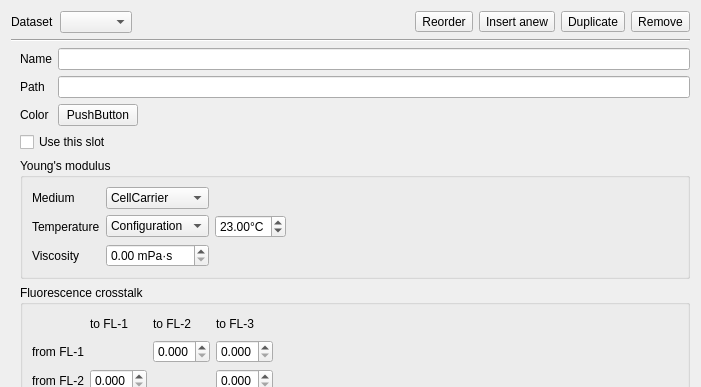
This is shapeout2/gui/analysis/ana_slot.ui in ZELLMECHANIK-DRESDEN/ShapeOut2 as Qt 5 draws it before an edit; both pictures show x 0 to 701 and y 0 to 387 of the 701 by 676 pixel window. The edited form follows.
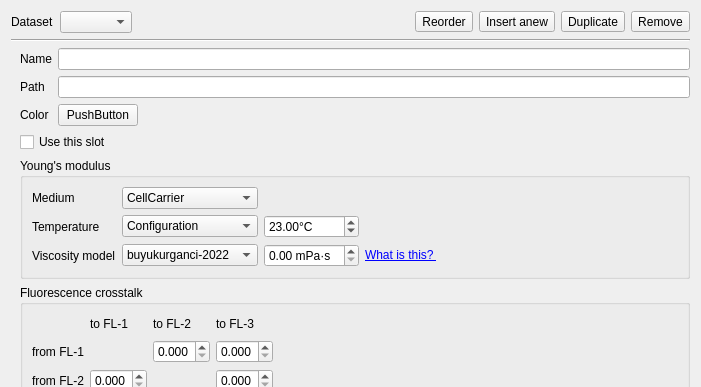
This is the edited form. Icons and pictures are not drawn. Custom widgets are drawn as their Qt base class.

Commit message: feat: support new viscosity model buyukurganci-2022 (#136)

What changed in the file:
```diff
--- a/shapeout2/gui/analysis/ana_slot.ui
+++ b/shapeout2/gui/analysis/ana_slot.ui
@@ -194,11 +194,31 @@
         <string>Young's modulus</string>
        </property>
        <layout class="QGridLayout" name="gridLayout_2">
-        <item row="1" column="1">
-         <widget class="QComboBox" name="comboBox_temp">
+        <item row="1" column="5">
+         <spacer name="horizontalSpacer_3">
+          <property name="orientation">
+           <enum>Qt::Horizontal</enum>
+          </property>
+          <property name="sizeHint" stdset="0">
+           <size>
+            <width>0</width>
+            <height>20</height>
+           </size>
+          </property>
+         </spacer>
+        </item>
+        <item row="0" column="0">
+         <widget class="QLabel" name="label_6">
+          <property name="text">
+           <string>Medium</string>
+          </property>
+         </widget>
+        </item>
+        <item row="2" column="2">
+         <widget class="QComboBox" name="comboBox_visc_model">
           <item>
            <property name="text">
-            <string>Configuration</string>
+            <string>buyukurganci-2022</string>
            </property>
           </item>
           <item>
@@ -213,17 +233,7 @@
           </item>
          </widget>
         </item>
-        <item row="2" column="1">
-         <widget class="DoubleSpinBoxNan" name="doubleSpinBox_visc">
-          <property name="showGroupSeparator" stdset="0">
-           <bool>false</bool>
-          </property>
-          <property name="suffix">
-           <string> mPa·s</string>
-          </property>
-         </widget>
-        </item>
-        <item row="0" column="1">
+        <item row="0" column="2">
          <widget class="QComboBox" name="comboBox_medium">
           <property name="currentIndex">
            <number>0</number>
@@ -255,7 +265,17 @@
           </item>
          </widget>
         </item>
-        <item row="1" column="2">
+        <item row="2" column="3">
+         <widget class="DoubleSpinBoxNan" name="doubleSpinBox_visc">
+          <property name="showGroupSeparator" stdset="0">
+           <bool>false</bool>
+          </property>
+          <property name="suffix">
+           <string> mPa·s</string>
+          </property>
+         </widget>
+        </item>
+        <item row="1" column="3">
          <widget class="DoubleSpinBoxNan" name="doubleSpinBox_temp">
           <property name="wrapping">
            <bool>false</bool>
@@ -280,6 +300,13 @@
           </property>
          </widget>
         </item>
+        <item row="2" column="0">
+         <widget class="QLabel" name="label_8">
+          <property name="text">
+           <string>Viscosity model</string>
+          </property>
+         </widget>
+        </item>
         <item row="1" column="0">
          <widget class="QLabel" name="label_temp">
           <property name="text">
@@ -287,32 +314,34 @@
           </property>
          </widget>
         </item>
-        <item row="2" column="0">
-         <widget class="QLabel" name="label_8">
-          <property name="text">
-           <string>Viscosity</string>
-          </property>
+        <item row="1" column="2">
+         <widget class="QComboBox" name="comboBox_temp">
+          <item>
+           <property name="text">
+            <string>Configuration</string>
+           </property>
+          </item>
+          <item>
+           <property name="text">
+            <string>Feature</string>
+           </property>
+          </item>
+          <item>
+           <property name="text">
+            <string>Manual</string>
+           </property>
+          </item>
          </widget>
         </item>
-        <item row="0" column="0">
-         <widget class="QLabel" name="label_6">
+        <item row="2" column="4">
+         <widget class="QLabel" name="label_5">
           <property name="text">
-           <string>Medium</string>
+           <string>&lt;a href=&quot;https://shapeout2.readthedocs.io/en/stable/sec_qg_youngs_modulus.html&quot;&gt; What is this? &lt;/a&gt;</string>
           </property>
-         </widget>
-        </item>
-        <item row="1" column="3">
-         <spacer name="horizontalSpacer_3">
-          <property name="orientation">
-           <enum>Qt::Horizontal</enum>
+          <property name="openExternalLinks">
+           <bool>true</bool>
           </property>
-          <property name="sizeHint" stdset="0">
-           <size>
-            <width>0</width>
-            <height>20</height>
-           </size>
-          </property>
-         </spacer>
+         </widget>
         </item>
        </layout>
       </widget>
```
Left out of the diff: 7 changed lines with no effect on the pictures. The commit also changes 4 other files.
